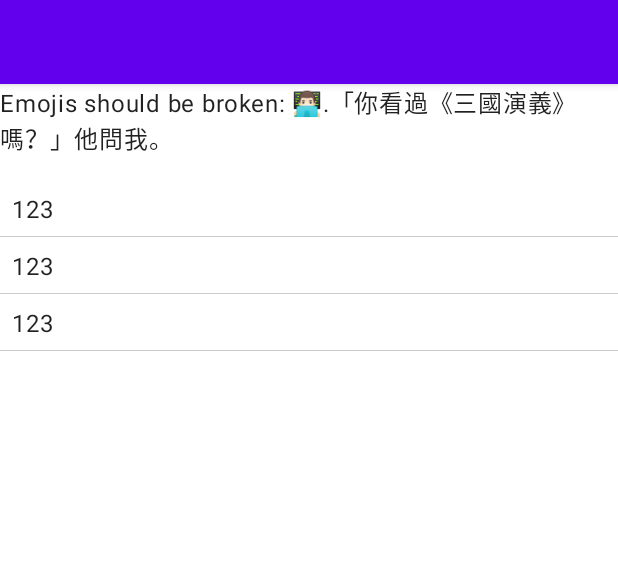
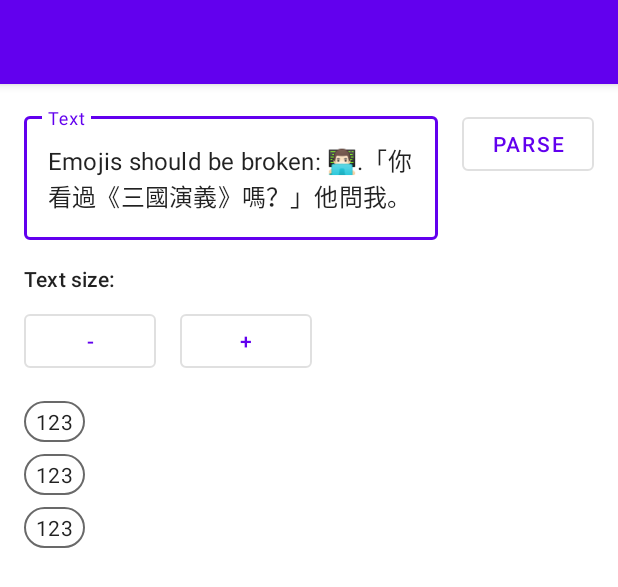
Before and after one commit to gavinliu/linebreak-android, an Android app: the layout activity_main.xml on its own in the app's theme, with its tools: preview values and no code run, on a phone screen of 412 x 824 dp. Shown: the top 587 px of the screen. Run offline under Robolectric (Android 15) with nearby library versions, the phone set to English and light mode, and no system bars.

Commit message:
feat: add text size cut & add

```diff
--- a/app/build.gradle
+++ b/app/build.gradle
@@ -41,10 +41,12 @@ android {
 dependencies {
     implementation 'androidx.core:core-ktx:1.7.0'
     implementation 'androidx.appcompat:appcompat:1.4.1'
-    implementation 'com.google.android.material:material:1.5.0'
     implementation 'androidx.constraintlayout:constraintlayout:2.1.3'
     implementation 'androidx.navigation:navigation-fragment-ktx:2.4.1'
     implementation 'androidx.navigation:navigation-ui-ktx:2.4.1'
+
+    implementation 'com.google.android.material:material:1.5.0'
+    implementation 'com.google.android.flexbox:flexbox:3.0.0'
 
     implementation project(':linebreak')
 
--- a/app/src/main/java/cn/gavinliu/android/lib/linebreak/demo/MainActivity.kt
+++ b/app/src/main/java/cn/gavinliu/android/lib/linebreak/demo/MainActivity.kt
@@ -1,30 +1,49 @@
 package cn.gavinliu.android.lib.linebreak.demo
 
+import android.annotation.SuppressLint
 import android.os.Bundle
-import android.util.Log
-import android.view.Menu
-import android.view.MenuItem
 import androidx.appcompat.app.AppCompatActivity
-import androidx.navigation.findNavController
-import androidx.navigation.ui.AppBarConfiguration
-import androidx.navigation.ui.navigateUp
-import androidx.navigation.ui.setupActionBarWithNavController
-import cn.gavinliu.android.lib.linebreak.LineBreaker
 import cn.gavinliu.android.lib.linebreak.demo.databinding.ActivityMainBinding
 import cn.gavinliu.android.lib.linebreak.ktx.lineBreak
-import com.google.android.material.snackbar.Snackbar
+import com.google.android.flexbox.FlexDirection
+import com.google.android.flexbox.FlexWrap
+import com.google.android.flexbox.FlexboxLayoutManager
+import com.google.android.flexbox.JustifyContent
 
 class MainActivity : AppCompatActivity() {
 
     private lateinit var binding: ActivityMainBinding
 
+    private val adapter = ResultAdapter()
+
+    @SuppressLint("NotifyDataSetChanged")
     override fun onCreate(savedInstanceState: Bundle?) {
         super.onCreate(savedInstanceState)
         binding = ActivityMainBinding.inflate(layoutInflater)
         setContentView(binding.root)
         setSupportActionBar(binding.toolbar)
 
-        binding.rvResult.adapter = ResultAdapter(binding.tvText.text.toString().lineBreak())
+        binding.rvResult.layoutManager = FlexboxLayoutManager(this).apply {
+            flexDirection = FlexDirection.ROW
+            flexWrap = FlexWrap.WRAP
+            justifyContent = JustifyContent.FLEX_START
+        }
+        binding.rvResult.adapter = adapter
+
+        binding.btn.setOnClickListener {
+            adapter.data = binding.textInputEdit.text.toString().lineBreak()
+            adapter.notifyDataSetChanged()
+        }
+
+        binding.textSizeAdd.setOnClickListener {
+            adapter.textSize += 1
+            adapter.notifyDataSetChanged()
+        }
+
+        binding.textSizeCut.setOnClickListener {
+            adapter.textSize -= 1
+            adapter.notifyDataSetChanged()
+        }
     }
 
 }
--- a/app/src/main/java/cn/gavinliu/android/lib/linebreak/demo/ResultAdapter.kt
+++ b/app/src/main/java/cn/gavinliu/android/lib/linebreak/demo/ResultAdapter.kt
@@ -6,7 +6,14 @@ import android.view.ViewGroup
 import android.widget.TextView
 import androidx.recyclerview.widget.RecyclerView
 
-class ResultAdapter(private val data: List<String>) : RecyclerView.Adapter<ResultAdapter.ViewHolder>() {
+class ResultAdapter : RecyclerView.Adapter<ResultAdapter.ViewHolder>() {
+
+    companion object {
+        const val TEXT_SIZE_MIN = 16f
+    }
+
+    var data: List<String> = emptyList()
+    var textSize: Float = TEXT_SIZE_MIN
 
     override fun onCreateViewHolder(parent: ViewGroup, viewType: Int): ViewHolder {
         val view = LayoutInflater.from(parent.context).inflate(R.layout.item_result, parent, false)
@@ -15,6 +22,11 @@ class ResultAdapter(private val data: List<String>) : RecyclerView.Adapter<Resul
     }
 
     override fun onBindViewHolder(holder: ViewHolder, position: Int) {
+        if (textSize < TEXT_SIZE_MIN) {
+            textSize = TEXT_SIZE_MIN
+        }
+
+        holder.textView.textSize = textSize
         holder.textView.text = data[position]
     }
 
--- /dev/null
+++ b/app/src/main/res/drawable/bg_text.xml
@@ -0,0 +1,10 @@
+<?xml version="1.0" encoding="utf-8"?>
+<shape xmlns:android="http://schemas.android.com/apk/res/android">
+
+    <corners android:radius="100dp" />
+
+    <stroke
+        android:width="1dp"
+        android:color="#696969" />
+
+</shape>
--- a/app/src/main/res/layout/activity_main.xml
+++ b/app/src/main/res/layout/activity_main.xml
@@ -26,25 +26,87 @@
         android:layout_width="match_parent"
         android:layout_height="0dp"
         android:orientation="vertical"
+        android:paddingHorizontal="16dp"
+        android:paddingTop="16dp"
         app:layout_constraintBottom_toBottomOf="parent"
         app:layout_constraintTop_toBottomOf="@+id/appBarLayout">
 
-        <TextView
-            android:id="@+id/tv_text"
+        <LinearLayout
             android:layout_width="match_parent"
             android:layout_height="wrap_content"
-            android:text="Emojis should be broken: 👨🏻‍💻.「你看過《三國演義》嗎？」他問我。"
-            android:textAppearance="?textAppearanceBody1" />
+            android:orientation="horizontal">
+
+            <com.google.android.material.textfield.TextInputLayout
+                android:id="@+id/textField"
+                style="?attr/textInputOutlinedStyle"
+                android:layout_width="wrap_content"
+                android:layout_height="wrap_content"
+                android:layout_weight="1"
+                android:hint="Text">
+
+                <com.google.android.material.textfield.TextInputEditText
+                    android:id="@+id/textInputEdit"
+                    android:layout_width="match_parent"
+                    android:layout_height="wrap_content"
+                    android:text="Emojis should be broken: 👨🏻‍💻.「你看過《三國演義》嗎？」他問我。" />
+
+            </com.google.android.material.textfield.TextInputLayout>
+
+            <LinearLayout
+                android:layout_width="wrap_content"
+                android:layout_height="wrap_content"
+                android:orientation="vertical">
+
+                <Button
+                    android:id="@+id/btn"
+                    style="?materialButtonOutlinedStyle"
+                    android:layout_width="wrap_content"
+                    android:layout_height="wrap_content"
+                    android:layout_marginStart="16dp"
+                    android:text="Parse" />
+
+            </LinearLayout>
+
+        </LinearLayout>
+
+        <TextView
+            android:layout_width="wrap_content"
+            android:layout_height="wrap_content"
+            android:layout_marginTop="16dp"
+            android:text="Text size:"
+            android:textAppearance="?textAppearanceSubtitle2" />
+
+        <LinearLayout
+            android:layout_width="wrap_content"
+            android:layout_height="wrap_content"
+            android:layout_marginTop="8dp"
+            android:orientation="horizontal">
+
+            <Button
+                android:id="@+id/textSizeCut"
+                style="?materialButtonOutlinedStyle"
+                android:layout_width="wrap_content"
+                android:layout_height="wrap_content"
+                android:text="-" />
+
+            <Button
+                android:id="@+id/textSizeAdd"
+                style="?materialButtonOutlinedStyle"
+                android:layout_width="wrap_content"
+                android:layout_height="wrap_content"
+                android:layout_marginStart="16dp"
+                android:text="+" />
+
+        </LinearLayout>
 
         <androidx.recyclerview.widget.RecyclerView
             android:id="@+id/rv_result"
             android:layout_width="match_parent"
             android:layout_height="wrap_content"
             android:layout_marginTop="16dp"
-            tools:listitem="@layout/item_result"
-            app:layoutManager="androidx.recyclerview.widget.LinearLayoutManager" />
+            app:layoutManager="androidx.recyclerview.widget.LinearLayoutManager"
+            tools:listitem="@layout/item_result" />
 
     </LinearLayout>
 
-
 </androidx.constraintlayout.widget.ConstraintLayout>
--- a/app/src/main/res/layout/item_result.xml
+++ b/app/src/main/res/layout/item_result.xml
@@ -1,24 +1,13 @@
 <?xml version="1.0" encoding="utf-8"?>
-
-<FrameLayout xmlns:android="http://schemas.android.com/apk/res/android"
+<TextView xmlns:android="http://schemas.android.com/apk/res/android"
     xmlns:tools="http://schemas.android.com/tools"
-    android:layout_width="match_parent"
-    android:layout_height="wrap_content">
-
-    <TextView
-        android:id="@+id/text"
-        android:layout_width="match_parent"
-        android:layout_height="wrap_content"
-        android:padding="8dp"
-        android:textAppearance="?textAppearanceBody1"
-        tools:text="123" />
-
-
-    <View
-        android:layout_width="match_parent"
-        android:layout_height="1px"
-        android:layout_gravity="bottom"
-        android:background="#ccc" />
-
-
-</FrameLayout>
+    android:id="@+id/text"
+    android:layout_width="wrap_content"
+    android:layout_height="wrap_content"
+    android:layout_marginEnd="4dp"
+    android:layout_marginBottom="8dp"
+    android:background="@drawable/bg_text"
+    android:paddingHorizontal="8dp"
+    android:paddingVertical="4dp"
+    android:textAppearance="?textAppearanceBody2"
+    tools:text="123" />
```
